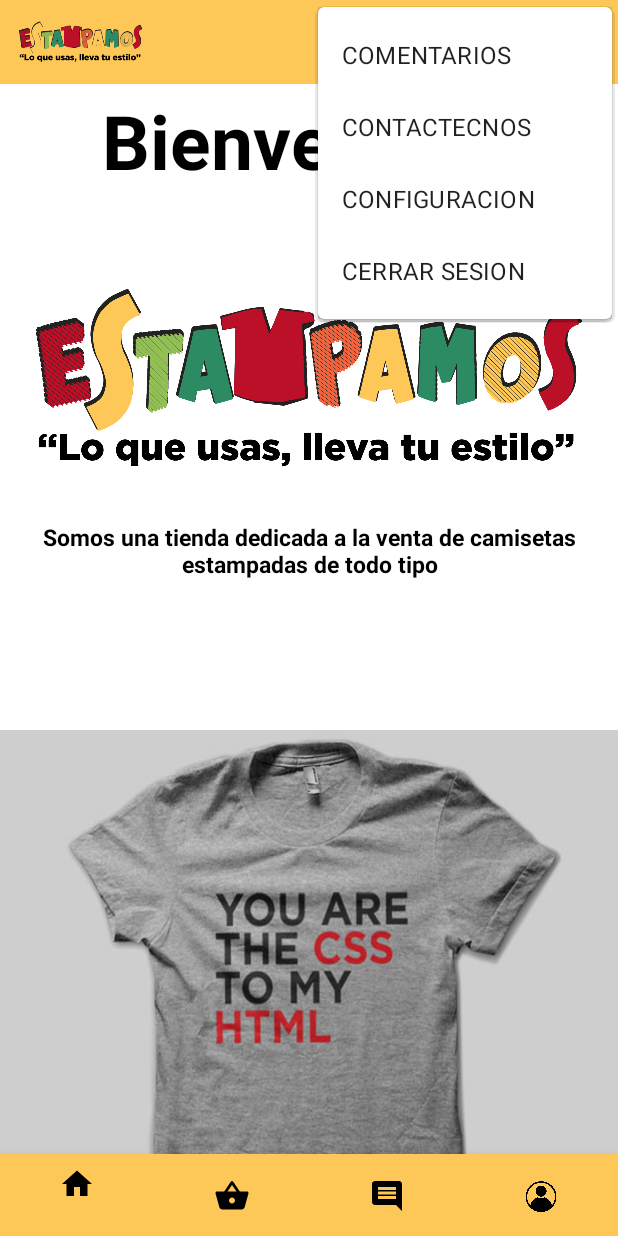
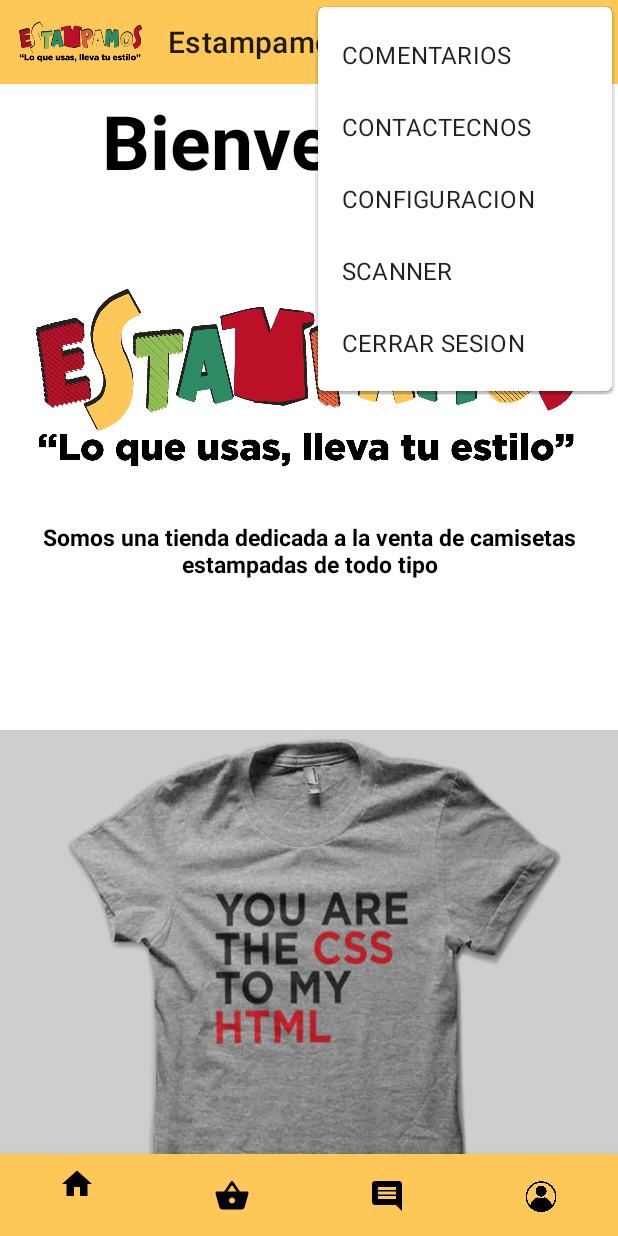
Before and after one commit to nanatila/estampamos, an Android app: the HomeActivity screen opened directly, with no data from a screen before it, with the options menu open, on a phone screen of 412 x 824 dp. Run offline under Robolectric (Android 15) with nearby library versions, the phone set to English and light mode, and no system bars; our stand-ins replace data binding; libraries missing offline, so code that uses them is left out: com.journeyapps.barcodescanner.

Commit message:
funcionalidad scanner y toolbar

```diff
--- a/app/build.gradle
+++ b/app/build.gradle
@@ -59,6 +59,8 @@ dependencies {
     implementation "androidx.navigation:navigation-ui-ktx:$navigationVersion"
     implementation platform('com.google.firebase:firebase-bom:28.4.1')
     implementation 'com.google.firebase:firebase-analytics-ktx'
+    implementation 'androidx.fragment:fragment-ktx:1.3.2'
+    implementation 'androidx.activity:activity-ktx:1.2.2'
     implementation 'com.google.firebase:firebase-auth-ktx'
     implementation "androidx.recyclerview:recyclerview:1.2.1"
     implementation("androidx.lifecycle:lifecycle-livedata-ktx:$lifecycle_version")
@@ -67,4 +69,7 @@ dependencies {
     debugImplementation 'com.amitshekhar.android:debug-db:1.0.6'
     implementation 'com.squareup.picasso:picasso:2.71828'
 
+    implementation('com.journeyapps:zxing-android-embedded:4.3.0') { transitive = false }
+    implementation 'com.google.zxing:core:3.3.0'
+
 }
--- a/app/src/main/java/com/example/applogin/model/Producto.kt
+++ b/app/src/main/java/com/example/applogin/model/Producto.kt
@@ -8,11 +8,12 @@ package com.example.applogin.model
         var precio:Int,
         var descripcion:String,
         var imageUrl:String,
-        var inventario:Int
+        var inventario:Int,
+        var cod_barras: String
     ){
 
         constructor() : this(
-            "","",0,"","", 0
+            "","",0,"","", 0,""
         ) {}
 
     }
--- a/app/src/main/java/com/example/applogin/view/ui/activities/HomeActivity.kt
+++ b/app/src/main/java/com/example/applogin/view/ui/activities/HomeActivity.kt
@@ -2,7 +2,12 @@ package com.example.applogin.view.ui.activities
 
 import androidx.appcompat.app.AppCompatActivity
 import android.os.Bundle
+import android.view.Menu
+import android.view.MenuInflater
+import android.view.MenuItem
 import android.widget.Toast
+import androidx.activity.result.ActivityResultCallback
+import androidx.appcompat.widget.Toolbar
 import androidx.fragment.app.Fragment
 import com.example.applogin.R
 import com.example.applogin.view.ui.fragments.AdminFragment
@@ -10,6 +15,21 @@ import com.example.applogin.view.ui.fragments.CommentsFragment
 import com.example.applogin.view.ui.fragments.HomeFragment
 import com.example.applogin.view.ui.fragments.OrderFragment
 import com.google.android.material.bottomnavigation.BottomNavigationView
+import com.journeyapps.barcodescanner.ScanOptions
+
+import com.journeyapps.barcodescanner.ScanContract
+
+import androidx.activity.result.ActivityResultLauncher
+import androidx.activity.viewModels
+import androidx.fragment.app.viewModels
+import androidx.lifecycle.LifecycleOwner
+import com.example.applogin.fragment_configuracion
+import com.example.applogin.fragment_contactanos
+import com.example.applogin.model.Producto
+import com.example.applogin.view.adapter.pedidosadapter
+import com.example.applogin.viewmodel.ProductosListViewModel
+import com.journeyapps.barcodescanner.ScanIntentResult
+
 
 class HomeActivity : AppCompatActivity() {
 
@@ -17,12 +37,16 @@ class HomeActivity : AppCompatActivity() {
     private val orderFragment = OrderFragment()
     private val commentsFragment = CommentsFragment()
     private val adminFragment = AdminFragment()
-
-
+    private val fragmentConfig= fragment_configuracion()
+    private val fragmentComment = CommentsFragment()
+    private val fragmentContact = fragment_contactanos()
+    private  val viewModel: ProductosListViewModel by viewModels()
 
     override fun onCreate(savedInstanceState: Bundle?) {
+
         super.onCreate(savedInstanceState)
         setContentView(R.layout.activity_home)
+
         replaceFragment(homeFragment)
         var bottonNavigation = findViewById<BottomNavigationView>(R.id.bnvMenu)
         bottonNavigation.setOnItemSelectedListener {
@@ -35,6 +59,9 @@ class HomeActivity : AppCompatActivity() {
             }
             true
         }
+        val toolbar = findViewById<Toolbar>(R.id.toolbar)
+        setSupportActionBar(toolbar)
+
     }
 
     override fun onResume() {
@@ -47,6 +74,48 @@ class HomeActivity : AppCompatActivity() {
             val transaction = supportFragmentManager.beginTransaction()
             transaction.replace(R.id.fragment_container, fragment)
             transaction.commit()
+        }
+    }
+    override fun onCreateOptionsMenu(menu: Menu?): Boolean {
+
+        menuInflater.inflate(R.menu.toolbar, menu)
+        return super.onCreateOptionsMenu(menu)
+    }
+    override fun onOptionsItemSelected(item: MenuItem): Boolean {
+
+        when (item.itemId) {
+            R.id.scan ->{
+                Toast.makeText(this, "Scanner", Toast.LENGTH_LONG).show()
+                barcodeLauncher.launch(ScanOptions())
+            }
+            R.id.configuracion -> {
+                Toast.makeText(this, "configuraciones", Toast.LENGTH_LONG).show()
+                replaceFragment(fragmentConfig)
+            }
+            R.id.comentarios -> {
+                Toast.makeText(this, "comentarios", Toast.LENGTH_LONG).show()
+                replaceFragment(fragmentComment)
+            }
+            R.id.contactenos -> {
+                Toast.makeText(this, "comentarios", Toast.LENGTH_LONG).show()
+                replaceFragment(fragmentContact)
+            }
+        }
+        return true
+    }
+
+    // Register the launcher and result handler
+    private val barcodeLauncher = registerForActivityResult(
+        ScanContract()
+    ) { result: ScanIntentResult ->
+        if (result.contents == null) {
+            Toast.makeText(this, "Cancelled", Toast.LENGTH_LONG).show()
+        } else {
+            Toast.makeText(
+                this, "Scanned: " + result.contents, Toast.LENGTH_LONG).show()
+            var producto:Producto
+
+            //viewModel.getProductoByBarCode(result.contents)
 
         }
     }
--- a/app/src/main/java/com/example/applogin/view/ui/fragments/HomeFragment.kt
+++ b/app/src/main/java/com/example/applogin/view/ui/fragments/HomeFragment.kt
@@ -1,11 +1,15 @@
 package com.example.applogin.view.ui.fragments
 
 import android.os.Bundle
+import android.view.*
+import android.widget.Toast
+import androidx.appcompat.widget.Toolbar
 import androidx.fragment.app.Fragment
-import android.view.LayoutInflater
-import android.view.View
-import android.view.ViewGroup
 import com.example.applogin.R
+import androidx.appcompat.app.AppCompatActivity
+
+
+
 
 // TODO: Rename parameter arguments, choose names that match
 // the fragment initialization parameters, e.g. ARG_ITEM_NUMBER
@@ -34,10 +38,15 @@ class HomeFragment : Fragment() {
         inflater: LayoutInflater, container: ViewGroup?,
         savedInstanceState: Bundle?
     ): View? {
+
         // Inflate the layout for this fragment
         return inflater.inflate(R.layout.fragment_home, container, false)
     }
 
+    override fun onViewCreated(view: View, savedInstanceState: Bundle?) {
+        super.onViewCreated(view, savedInstanceState)
+
+    }
     companion object {
         /**
          * Use this factory method to create a new instance of
--- a/app/src/main/res/layout/activity_home.xml
+++ b/app/src/main/res/layout/activity_home.xml
@@ -31,11 +31,18 @@
             app:menu="@menu/menu" />
 
     </RelativeLayout>
-    <include layout="@layout/tootlbar"/>
 
-
+    <androidx.appcompat.widget.Toolbar
+        android:id="@+id/toolbar"
+        android:layout_width="match_parent"
+        android:layout_height="wrap_content"
+        app:menu="@menu/toolbar"
+        app:navigationIcon="@mipmap/ic_imagen_logo_foreground"
+        android:background="#fec858"
+        tools:ignore="MissingConstraints" />
 
 
 </androidx.constraintlayout.widget.ConstraintLayout>
 
+
     </layout>
--- a/app/src/main/res/layout/tootlbar.xml
+++ /dev/null
@@ -1,11 +0,0 @@
-<?xml version="1.0" encoding="utf-8"?>
-<androidx.appcompat.widget.Toolbar xmlns:android="http://schemas.android.com/apk/res/android"
-    xmlns:app="http://schemas.android.com/apk/res-auto"
-    android:id="@+id/toolbar"
-    android:layout_width="match_parent"
-    android:layout_height="wrap_content"
-    app:menu="@menu/toolbar"
-    app:navigationIcon="@mipmap/ic_imagen_logo_foreground"
-    android:background="#fec858">
-
-</androidx.appcompat.widget.Toolbar>
--- a/app/src/main/res/menu/toolbar.xml
+++ b/app/src/main/res/menu/toolbar.xml
@@ -17,6 +17,9 @@
         android:id="@+id/configuracion"
         android:title="CONFIGURACION"/>
     <item
+        android:id="@+id/scan"
+        android:title="SCANNER"/>
+    <item
         android:id="@+id/cerrar_sesion"
         android:title="CERRAR SESION"/>
 </menu>
```
Also changed, not shown: app/src/main/AndroidManifest.xml (+9 -1 lines), app/src/main/java/com/example/applogin/model/ProductoRepository.kt (+39 -0 lines), app/src/main/java/com/example/applogin/viewmodel/ProductosListViewModel.kt (+5 -4 lines).
